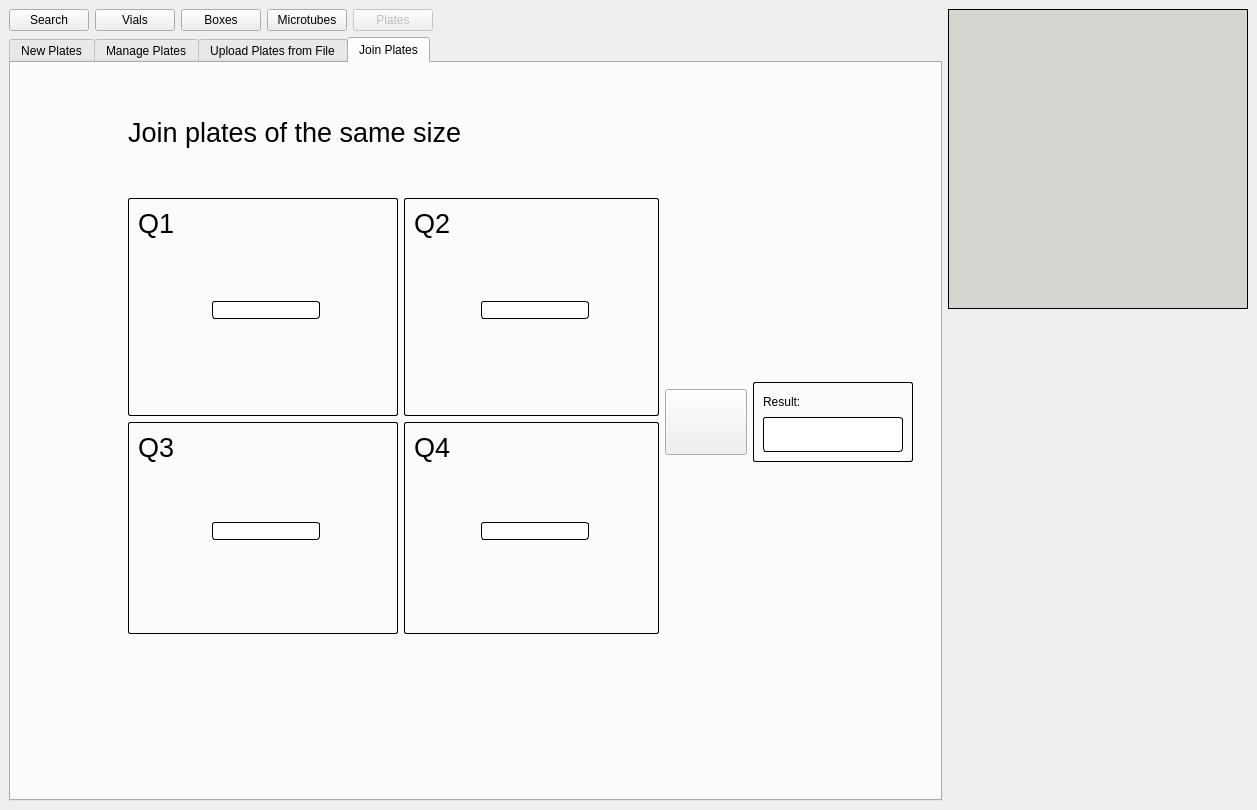
The window that frontend/assets/plateswindow.ui (dahlbma/cello) describes before a commit, drawn with Qt 5.
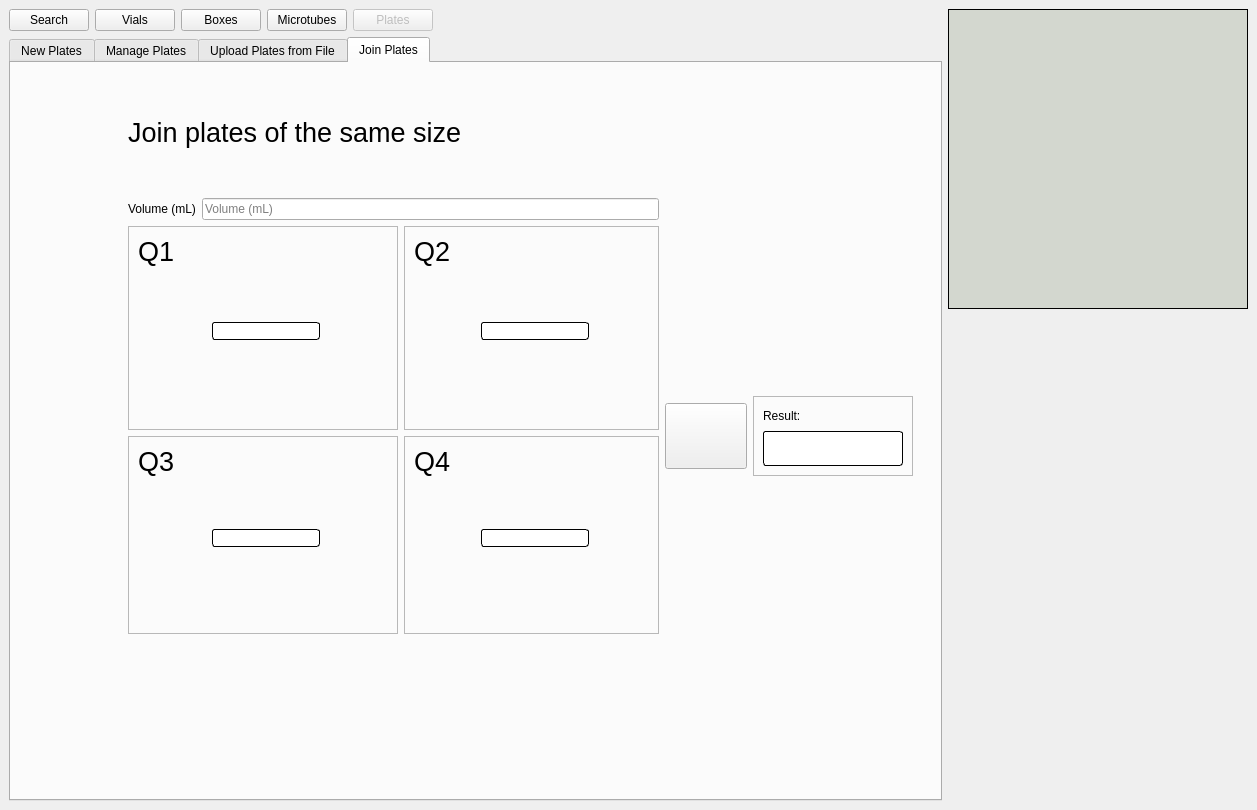
The same window after the commit. Icons and pictures are not drawn.

Commit message: fix stylesheet and add statuslabel

What changed in the file:
```diff
--- a/frontend/assets/plateswindow.ui
+++ b/frontend/assets/plateswindow.ui
@@ -824,7 +824,159 @@
           <string>Join Plates</string>
          </attribute>
          <layout class="QGridLayout" name="gridLayout_16">
-          <item row="2" column="1" rowspan="5">
+          <item row="6" column="5">
+           <spacer name="horizontalSpacer_26">
+            <property name="orientation">
+             <enum>Qt::Horizontal</enum>
+            </property>
+            <property name="sizeType">
+             <enum>QSizePolicy::Preferred</enum>
+            </property>
+            <property name="sizeHint" stdset="0">
+             <size>
+              <width>18</width>
+              <height>20</height>
+             </size>
+            </property>
+           </spacer>
+          </item>
+          <item row="3" column="0" rowspan="3">
+           <spacer name="horizontalSpacer_23">
+            <property name="orientation">
+             <enum>Qt::Horizontal</enum>
+            </property>
+            <property name="sizeType">
+             <enum>QSizePolicy::MinimumExpanding</enum>
+            </property>
+            <property name="sizeHint" stdset="0">
+             <size>
+              <width>18</width>
+              <height>20</height>
+             </size>
+            </property>
+           </spacer>
+          </item>
+          <item row="1" column="2">
+           <spacer name="verticalSpacer_18">
+            <property name="orientation">
+             <enum>Qt::Vertical</enum>
+            </property>
+            <property name="sizeType">
+             <enum>QSizePolicy::MinimumExpanding</enum>
+            </property>
+            <property name="sizeHint" stdset="0">
+             <size>
+              <width>20</width>
+              <height>120</height>
+             </size>
+            </property>
+           </spacer>
+          </item>
+          <item row="3" column="4">
+           <spacer name="verticalSpacer_19">
+            <property name="orientation">
+             <enum>Qt::Vertical</enum>
+            </property>
+            <property name="sizeHint" stdset="0">
+             <size>
+              <width>20</width>
+              <height>201</height>
+             </size>
+            </property>
+           </spacer>
+          </item>
+          <item row="6" column="4">
+           <widget class="QFrame" name="merge_frame_result">
+            <property name="minimumSize">
+             <size>
+              <width>100</width>
+              <height>80</height>
+             </size>
+            </property>
+            <property name="styleSheet">
+             <string notr="true">QFrame#merge_frame_result[state=&quot;base&quot;] {
+	border: 1px solid black;
+	border-radius: 2px;
+}
+QFrame#merge_frame_result[state=&quot;good&quot;] {
+	border: 1px solid black;
+	border-radius: 2px;
+	background-color: rgb(167, 221, 181)
+}
+QFrame#merge_frame_result[state=&quot;bad&quot;] {
+	border: 1px solid black;
+	border-radius: 2px;
+	background-color: rgb(234, 112, 112)
+}
+QFrame#merge_frame_result[state=&quot;mismatch&quot;] {
+	border: 1px solid black;
+	border-radius: 2px;
+	background-color: rgb(154, 231, 244)
+}</string>
+            </property>
+            <property name="frameShape">
+             <enum>QFrame::StyledPanel</enum>
+            </property>
+            <property name="frameShadow">
+             <enum>QFrame::Raised</enum>
+            </property>
+            <property name="state" stdset="0">
+             <string>base</string>
+            </property>
+            <layout class="QGridLayout" name="gridLayout_17">
+             <item row="0" column="0">
+              <layout class="QVBoxLayout" name="verticalLayout_3">
+               <item>
+                <widget class="QLabel" name="label_4">
+                 <property name="sizePolicy">
+                  <sizepolicy hsizetype="Fixed" vsizetype="Preferred">
+                   <horstretch>0</horstretch>
+                   <verstretch>0</verstretch>
+                  </sizepolicy>
+                 </property>
+                 <property name="minimumSize">
+                  <size>
+                   <width>140</width>
+                   <height>0</height>
+                  </size>
+                 </property>
+                 <property name="text">
+                  <string>Result:</string>
+                 </property>
+                </widget>
+               </item>
+               <item>
+                <widget class="QLineEdit" name="join_result_eb">
+                 <property name="minimumSize">
+                  <size>
+                   <width>0</width>
+                   <height>35</height>
+                  </size>
+                 </property>
+                 <property name="styleSheet">
+                  <string notr="true">QLineEdit{
+	border: 1px solid black;
+	border-radius: 3px
+}</string>
+                 </property>
+                </widget>
+               </item>
+              </layout>
+             </item>
+            </layout>
+           </widget>
+          </item>
+          <item row="8" column="1">
+           <widget class="QLabel" name="join_errorlab">
+            <property name="text">
+             <string/>
+            </property>
+            <property name="alignment">
+             <set>Qt::AlignLeading|Qt::AlignLeft|Qt::AlignTop</set>
+            </property>
+           </widget>
+          </item>
+          <item row="3" column="1" rowspan="5">
            <layout class="QGridLayout" name="gridLayout_15">
             <item row="1" column="1">
              <widget class="QFrame" name="merge_frame_4">
@@ -835,17 +987,23 @@
                </sizepolicy>
               </property>
               <property name="styleSheet">
-               <string notr="true">QFrame#merge_frame_4{
+               <string notr="true">QFrame#merge_frame_4[state=&quot;base&quot;] {
 	border: 1px solid black;
-	border-radius: 2px
+	border-radius: 2px;
 }
 QFrame#merge_frame_4[state=&quot;good&quot;] {
+	border: 1px solid black;
+	border-radius: 2px;
 	background-color: rgb(167, 221, 181)
 }
 QFrame#merge_frame_4[state=&quot;bad&quot;] {
+	border: 1px solid black;
+	border-radius: 2px;
 	background-color: rgb(234, 112, 112)
 }
 QFrame#merge_frame_4[state=&quot;mismatch&quot;] {
+	border: 1px solid black;
+	border-radius: 2px;
 	background-color: rgb(154, 231, 244)
 }</string>
               </property>
@@ -855,6 +1013,9 @@
               <property name="frameShadow">
                <enum>QFrame::Raised</enum>
               </property>
+              <property name="state" stdset="0">
+               <string>base</string>
+              </property>
               <layout class="QGridLayout" name="gridLayout_14">
                <item row="0" column="1">
                 <spacer name="verticalSpacer_15">
@@ -945,17 +1106,23 @@
                </sizepolicy>
               </property>
               <property name="styleSheet">
-               <string notr="true">QFrame#merge_frame_1{
+               <string notr="true">QFrame#merge_frame_1[state=&quot;base&quot;] {
 	border: 1px solid black;
-	border-radius: 2px
+	border-radius: 2px;
 }
 QFrame#merge_frame_1[state=&quot;good&quot;] {
+	border: 1px solid black;
+	border-radius: 2px;
 	background-color: rgb(167, 221, 181)
 }
 QFrame#merge_frame_1[state=&quot;bad&quot;] {
+	border: 1px solid black;
+	border-radius: 2px;
 	background-color: rgb(234, 112, 112)
 }
 QFrame#merge_frame_1[state=&quot;mismatch&quot;] {
+	border: 1px solid black;
+	border-radius: 2px;
 	background-color: rgb(154, 231, 244)
 }</string>
               </property>
@@ -965,6 +1132,9 @@
               <property name="frameShadow">
                <enum>QFrame::Raised</enum>
               </property>
+              <property name="state" stdset="0">
+               <string>base</string>
+              </property>
               <layout class="QGridLayout" name="gridLayout_11">
                <item row="0" column="1">
                 <spacer name="verticalSpacer_3">
@@ -1055,17 +1225,23 @@
                </sizepolicy>
               </property>
               <property name="styleSheet">
-               <string notr="true">QFrame#merge_frame_3{
+               <string notr="true">QFrame#merge_frame_3[state=&quot;base&quot;] {
 	border: 1px solid black;
-	border-radius: 2px
+	border-radius: 2px;
 }
 QFrame#merge_frame_3[state=&quot;good&quot;] {
+	border: 1px solid black;
+	border-radius: 2px;
 	background-color: rgb(167, 221, 181)
 }
 QFrame#merge_frame_3[state=&quot;bad&quot;] {
+	border: 1px solid black;
+	border-radius: 2px;
 	background-color: rgb(234, 112, 112)
 }
 QFrame#merge_frame_3[state=&quot;mismatch&quot;] {
+	border: 1px solid black;
+	border-radius: 2px;
 	background-color: rgb(154, 231, 244)
 }</string>
               </property>
@@ -1075,6 +1251,9 @@
               <property name="frameShadow">
                <enum>QFrame::Raised</enum>
               </property>
+              <property name="state" stdset="0">
+               <string>base</string>
+              </property>
               <layout class="QGridLayout" name="gridLayout_13">
                <item row="0" column="1">
                 <spacer name="verticalSpacer_13">
@@ -1165,17 +1344,23 @@
                </sizepolicy>
               </property>
               <property name="styleSheet">
-               <string notr="true">QFrame#merge_frame_2{
+               <string notr="true">QFrame#merge_frame_2[state=&quot;base&quot;] {
 	border: 1px solid black;
-	border-radius: 2px
+	border-radius: 2px;
 }
 QFrame#merge_frame_2[state=&quot;good&quot;] {
+	border: 1px solid black;
+	border-radius: 2px;
 	background-color: rgb(167, 221, 181)
 }
 QFrame#merge_frame_2[state=&quot;bad&quot;] {
+	border: 1px solid black;
+	border-radius: 2px;
 	background-color: rgb(234, 112, 112)
 }
 QFrame#merge_frame_2[state=&quot;mismatch&quot;] {
+	border: 1px solid black;
+	border-radius: 2px;
 	background-color: rgb(154, 231, 244)
 }</string>
               </property>
@@ -1185,6 +1370,9 @@
               <property name="frameShadow">
                <enum>QFrame::Raised</enum>
               </property>
+              <property name="state" stdset="0">
+               <string>base</string>
+              </property>
               <layout class="QGridLayout" name="gridLayout_12">
                <item row="0" column="1">
                 <spacer name="verticalSpacer_11">
@@ -1268,20 +1456,19 @@
             </item>
            </layout>
           </item>
-          <item row="2" column="4">
-           <spacer name="verticalSpacer_19">
-            <property name="orientation">
-             <enum>Qt::Vertical</enum>
+          <item row="1" column="1">
+           <widget class="QLabel" name="label_8">
+            <property name="font">
+             <font>
+              <pointsize>20</pointsize>
+             </font>
             </property>
-            <property name="sizeHint" stdset="0">
-             <size>
-              <width>20</width>
-              <height>201</height>
-             </size>
+            <property name="text">
+             <string>Join plates of the same size</string>
             </property>
-           </spacer>
+           </widget>
           </item>
-          <item row="6" column="4">
+          <item row="7" column="4">
            <spacer name="verticalSpacer_20">
             <property name="orientation">
              <enum>Qt::Vertical</enum>
@@ -1294,33 +1481,23 @@
             </property>
            </spacer>
           </item>
-          <item row="7" column="1">
-           <widget class="QLabel" name="join_errorlab">
-            <property name="text">
-             <string/>
-            </property>
-            <property name="alignment">
-             <set>Qt::AlignLeading|Qt::AlignLeft|Qt::AlignTop</set>
-            </property>
-           </widget>
-          </item>
-          <item row="2" column="0" rowspan="3">
-           <spacer name="horizontalSpacer_23">
+          <item row="8" column="2">
+           <spacer name="verticalSpacer_17">
             <property name="orientation">
-             <enum>Qt::Horizontal</enum>
+             <enum>Qt::Vertical</enum>
             </property>
             <property name="sizeType">
              <enum>QSizePolicy::MinimumExpanding</enum>
             </property>
             <property name="sizeHint" stdset="0">
              <size>
-              <width>18</width>
-              <height>20</height>
+              <width>20</width>
+              <height>150</height>
              </size>
             </property>
            </spacer>
           </item>
-          <item row="5" column="2">
+          <item row="6" column="2">
            <widget class="QPushButton" name="nine6to384_btn">
             <property name="sizePolicy">
              <sizepolicy hsizetype="Fixed" vsizetype="Fixed">
@@ -1341,17 +1518,20 @@
              </size>
             </property>
             <property name="styleSheet">
-             <string notr="true">QPushButton{
+             <string notr="true">QPushButton[state=&quot;base&quot;] {
 	image: url(:/arrow/arrow.png);
 }
 
 QPushButton[state=&quot;good&quot;] {
+	image: url(:/arrow/arrow.png);
 	background-color: rgb(167, 221, 181)
 }
 QPushButton[state=&quot;bad&quot;] {
+	image: url(:/arrow/arrow.png);
 	background-color: rgb(234, 112, 112)
 }
 QPushButton[state=&quot;mismatch&quot;] {
+	image: url(:/arrow/arrow.png);
 	background-color: rgb(154, 231, 244)
 }</string>
             </property>
@@ -1368,140 +1548,42 @@
               <height>60</height>
              </size>
             </property>
+            <property name="state" stdset="0">
+             <string>base</string>
+            </property>
            </widget>
           </item>
-          <item row="7" column="2">
-           <spacer name="verticalSpacer_17">
-            <property name="orientation">
-             <enum>Qt::Vertical</enum>
-            </property>
-            <property name="sizeType">
-             <enum>QSizePolicy::MinimumExpanding</enum>
-            </property>
-            <property name="sizeHint" stdset="0">
-             <size>
-              <width>20</width>
-              <height>150</height>
-             </size>
-            </property>
-           </spacer>
+          <item row="2" column="1">
+           <layout class="QHBoxLayout" name="horizontalLayout_4">
+            <item>
+             <widget class="QLabel" name="label_14">
+              <property name="sizePolicy">
+               <sizepolicy hsizetype="Fixed" vsizetype="Fixed">
+                <horstretch>0</horstretch>
+                <verstretch>0</verstretch>
+               </sizepolicy>
+              </property>
+              <property name="text">
+               <string>Volume (mL)</string>
+              </property>
+             </widget>
+            </item>
+            <item>
+             <widget class="QLineEdit" name="merge_volume_eb">
+              <property name="placeholderText">
+               <string>Volume (mL)</string>
+              </property>
+             </widget>
+            </item>
+           </layout>
           </item>
-          <item row="1" column="2">
-           <spacer name="verticalSpacer_18">
-            <property name="orientation">
-             <enum>Qt::Vertical</enum>
-            </property>
-            <property name="sizeType">
-             <enum>QSizePolicy::MinimumExpanding</enum>
-            </property>
-            <property name="sizeHint" stdset="0">
-             <size>
-              <width>20</width>
-              <height>120</height>
-             </size>
-            </property>
-           </spacer>
-          </item>
-          <item row="5" column="5">
-           <spacer name="horizontalSpacer_26">
-            <property name="orientation">
-             <enum>Qt::Horizontal</enum>
-            </property>
-            <property name="sizeType">
-             <enum>QSizePolicy::Preferred</enum>
-            </property>
-            <property name="sizeHint" stdset="0">
-             <size>
-              <width>18</width>
-              <height>20</height>
-             </size>
-            </property>
-           </spacer>
-          </item>
-          <item row="1" column="1">
-           <widget class="QLabel" name="label_8">
-            <property name="font">
-             <font>
-              <pointsize>20</pointsize>
-             </font>
-            </property>
+          <item row="1" column="4">
+           <widget class="QLabel" name="label_15">
             <property name="text">
-             <string>Join plates of the same size</string>
+             <string/>
             </property>
            </widget>
           </item>
-          <item row="5" column="4">
-           <widget class="QFrame" name="merge_frame_result">
-            <property name="minimumSize">
-             <size>
-              <width>100</width>
-              <height>80</height>
-             </size>
-            </property>
-            <property name="styleSheet">
-             <string notr="true">QFrame#merge_frame_result{
-	border: 1px solid black;
-	border-radius: 2px;
-}
-QFrame#merge_frame_result[state=&quot;good&quot;] {
-	background-color: rgb(167, 221, 181)
-}
-QFrame#merge_frame_result[state=&quot;bad&quot;] {
-	background-color: rgb(234, 112, 112)
-}
-QFrame#merge_frame_result[state=&quot;mismatch&quot;] {
-	background-color: rgb(154, 231, 244)
-}</string>
-            </property>
-            <property name="frameShape">
-             <enum>QFrame::StyledPanel</enum>
-            </property>
-            <property name="frameShadow">
-             <enum>QFrame::Raised</enum>
-            </property>
-            <layout class="QGridLayout" name="gridLayout_17">
-             <item row="0" column="0">
-              <layout class="QVBoxLayout" name="verticalLayout_3">
-               <item>
-                <widget class="QLabel" name="label_4">
-                 <property name="sizePolicy">
-                  <sizepolicy hsizetype="Fixed" vsizetype="Preferred">
-                   <horstretch>0</horstretch>
-                   <verstretch>0</verstretch>
-                  </sizepolicy>
-                 </property>
-                 <property name="minimumSize">
-                  <size>
-                   <width>140</width>
-                   <height>0</height>
-                  </size>
-                 </property>
-                 <property name="text">
-                  <string>Result:</string>
-                 </property>
-                </widget>
-               </item>
-               <item>
-                <widget class="QLineEdit" name="join_result_eb">
-                 <property name="minimumSize">
-                  <size>
-                   <width>0</width>
-                   <height>35</height>
-                  </size>
-                 </property>
-                 <property name="styleSheet">
-                  <string notr="true">QLineEdit{
-	border: 1px solid black;
-	border-radius: 3px
-}</string>
-                 </property>
-                </widget>
-               </item>
-              </layout>
-             </item>
-            </layout>
-           </widget>
-          </item>
          </layout>
         </widget>
        </widget>
```
